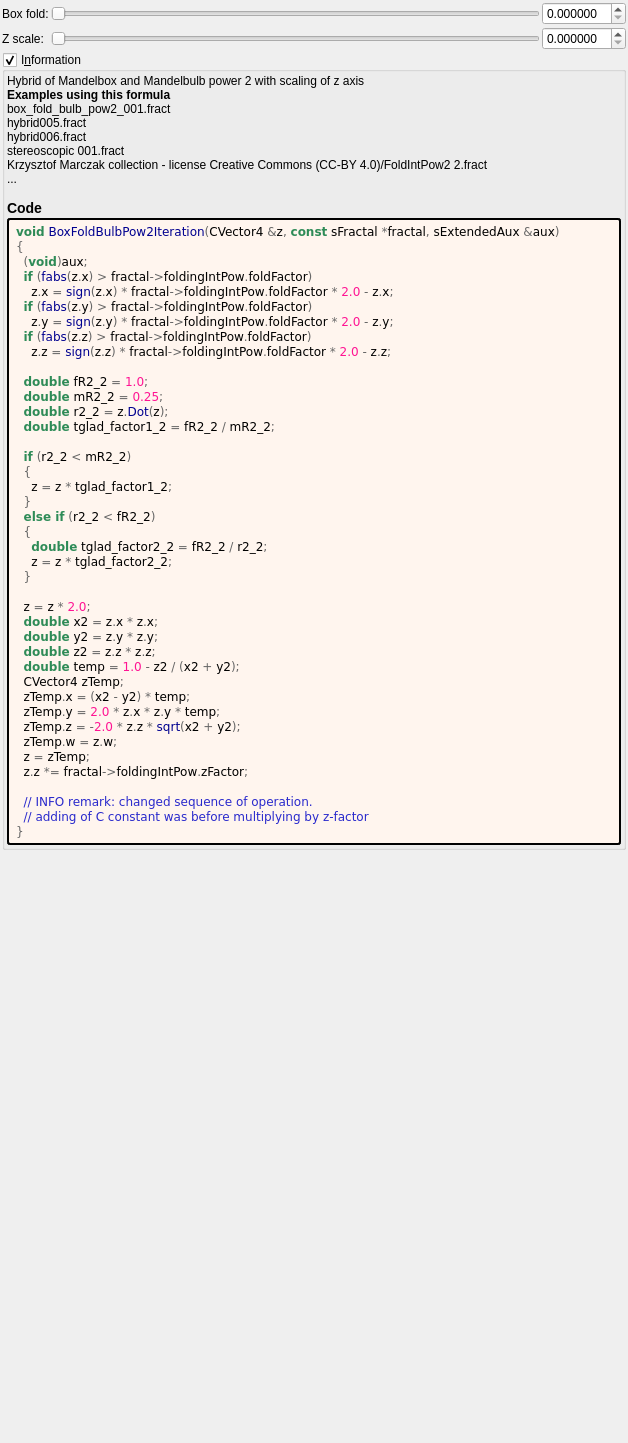
Old version of the form mandelbulber2/formula/ui/fractal_box_fold_bulb_pow2.ui in the repository buddhi1980/mandelbulber2.
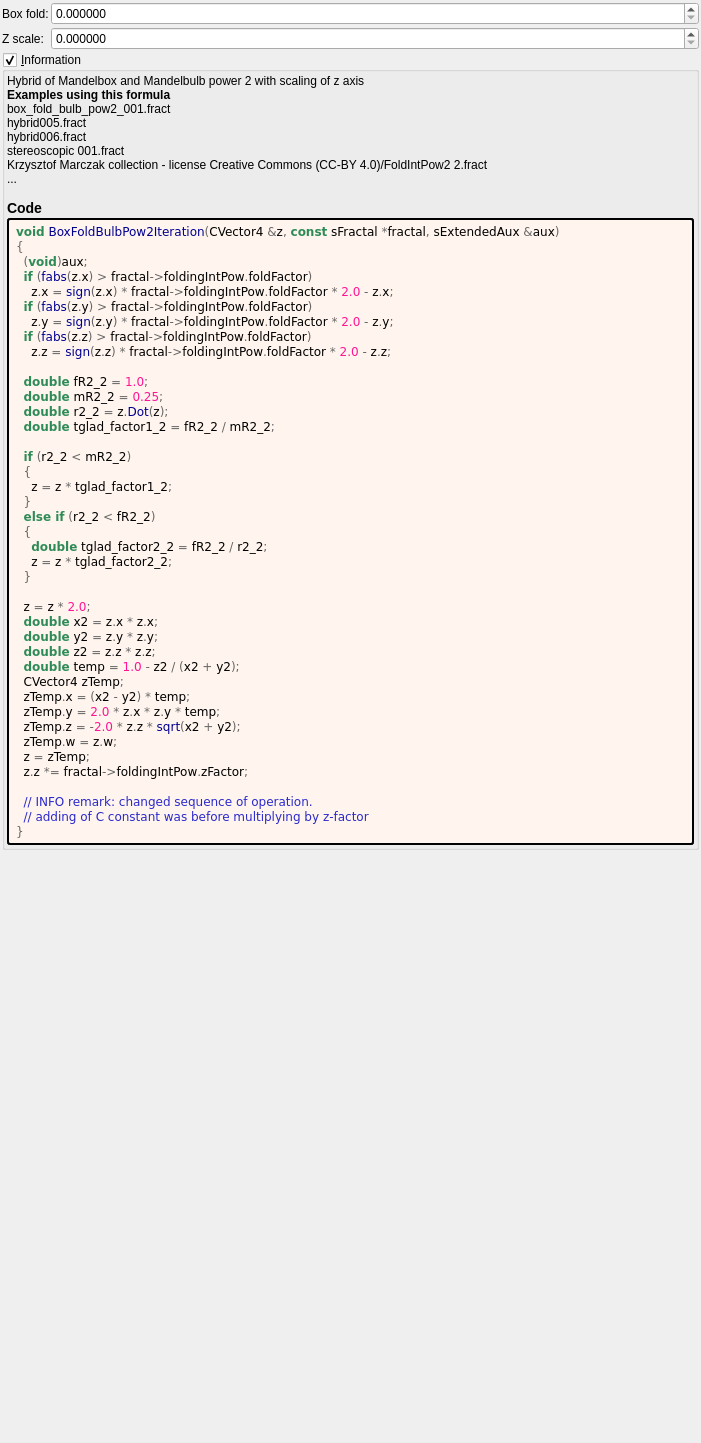
New version of the form. Custom widgets are drawn as their Qt base class.

Commit message: Added mode for 1-color background Updated OpenCL and fractal UI files (run populate... scripts) Corrected OpecCL compute fractal to work without aux.oldHbridFactor

```diff
--- a/mandelbulber2/formula/ui/fractal_box_fold_bulb_pow2.ui
+++ b/mandelbulber2/formula/ui/fractal_box_fold_bulb_pow2.ui
@@ -6,7 +6,7 @@
    <rect>
     <x>0</x>
     <y>0</y>
-    <width>628</width>
+    <width>701</width>
     <height>1443</height>
    </rect>
   </property>
@@ -30,35 +30,10 @@
     <number>2</number>
    </property>
    <item>
-    <layout class="QGridLayout" name="gridLayout">
+    <layout class="QGridLayout" name="gridLayout" columnstretch="0,1">
      <property name="spacing">
       <number>2</number>
      </property>
-     <item row="1" column="1">
-      <widget class="QSlider" name="slider_boxfold_bulbpow2_z_factor">
-       <property name="sizePolicy">
-        <sizepolicy hsizetype="Expanding" vsizetype="Maximum">
-         <horstretch>0</horstretch>
-         <verstretch>0</verstretch>
-        </sizepolicy>
-       </property>
-       <property name="minimum">
-        <number>0</number>
-       </property>
-       <property name="maximum">
-        <number>50000000</number>
-       </property>
-       <property name="singleStep">
-        <number>1</number>
-       </property>
-       <property name="pageStep">
-        <number>100</number>
-       </property>
-       <property name="orientation">
-        <enum>Qt::Horizontal</enum>
-       </property>
-      </widget>
-     </item>
      <item row="1" column="0">
       <widget class="QLabel" name="label_8">
        <property name="text">
@@ -66,81 +41,6 @@
        </property>
       </widget>
      </item>
-     <item row="0" column="2">
-      <widget class="MyDoubleSpinBox" name="spinbox_boxfold_bulbpow2_folding_factor">
-       <property name="sizePolicy">
-        <sizepolicy hsizetype="Minimum" vsizetype="Maximum">
-         <horstretch>0</horstretch>
-         <verstretch>0</verstretch>
-        </sizepolicy>
-       </property>
-       <property name="prefix">
-        <string/>
-       </property>
-       <property name="suffix">
-        <string/>
-       </property>
-       <property name="decimals">
-        <number>6</number>
-       </property>
-       <property name="minimum">
-        <double>0.000000000000000</double>
-       </property>
-       <property name="maximum">
-        <double>99.998999999999995</double>
-       </property>
-       <property name="singleStep">
-        <double>0.100000000000000</double>
-       </property>
-      </widget>
-     </item>
-     <item row="1" column="2">
-      <widget class="MyDoubleSpinBox" name="spinbox_boxfold_bulbpow2_z_factor">
-       <property name="sizePolicy">
-        <sizepolicy hsizetype="Minimum" vsizetype="Maximum">
-         <horstretch>0</horstretch>
-         <verstretch>0</verstretch>
-        </sizepolicy>
-       </property>
-       <property name="prefix">
-        <string/>
-       </property>
-       <property name="suffix">
-        <string/>
-       </property>
-       <property name="decimals">
-        <number>6</number>
-       </property>
-       <property name="minimum">
-        <double>0.000000000000000</double>
-       </property>
-       <property name="maximum">
-        <double>50.000000000000000</double>
-       </property>
-       <property name="singleStep">
-        <double>0.100000000000000</double>
-       </property>
-      </widget>
-     </item>
-     <item row="0" column="1">
-      <widget class="QSlider" name="slider_boxfold_bulbpow2_folding_factor">
-       <property name="sizePolicy">
-        <sizepolicy hsizetype="Expanding" vsizetype="Maximum">
-         <horstretch>0</horstretch>
-         <verstretch>0</verstretch>
-        </sizepolicy>
-       </property>
-       <property name="maximum">
-        <number>20000000</number>
-       </property>
-       <property name="singleStep">
-        <number>1</number>
-       </property>
-       <property name="orientation">
-        <enum>Qt::Horizontal</enum>
-       </property>
-      </widget>
-     </item>
      <item row="0" column="0">
       <widget class="QLabel" name="label_7">
        <property name="text">
@@ -148,12 +48,68 @@
        </property>
       </widget>
      </item>
+     <item row="1" column="1">
+      <widget class="MyDoubleSpinBox" name="spinbox_boxfold_bulbpow2_z_factor">
+       <property name="sizePolicy">
+        <sizepolicy hsizetype="Minimum" vsizetype="Maximum">
+         <horstretch>0</horstretch>
+         <verstretch>0</verstretch>
+        </sizepolicy>
+       </property>
+       <property name="prefix">
+        <string/>
+       </property>
+       <property name="suffix">
+        <string/>
+       </property>
+       <property name="decimals">
+        <number>6</number>
+       </property>
+       <property name="minimum">
+        <double>0.000000000000000</double>
+       </property>
+       <property name="maximum">
+        <double>50.000000000000000</double>
+       </property>
+       <property name="singleStep">
+        <double>0.100000000000000</double>
+       </property>
+      </widget>
+     </item>
+     <item row="0" column="1">
+      <widget class="MyDoubleSpinBox" name="spinbox_boxfold_bulbpow2_folding_factor">
+       <property name="sizePolicy">
+        <sizepolicy hsizetype="Minimum" vsizetype="Maximum">
+         <horstretch>0</horstretch>
+         <verstretch>0</verstretch>
+        </sizepolicy>
+       </property>
+       <property name="prefix">
+        <string/>
+       </property>
+       <property name="suffix">
+        <string/>
+       </property>
+       <property name="decimals">
+        <number>6</number>
+       </property>
+       <property name="minimum">
+        <double>0.000000000000000</double>
+       </property>
+       <property name="maximum">
+        <double>99.998999999999995</double>
+       </property>
+       <property name="singleStep">
+        <double>0.100000000000000</double>
+       </property>
+      </widget>
+     </item>
     </layout>
    </item>
    <item>
     <widget class="MyGroupBox" name="groupCheck_info">
      <property name="title">
-      <string>I&amp;nformation</string>
+      <string>&amp;Information</string>
      </property>
      <property name="flat">
       <bool>false</bool>
@@ -276,17 +232,17 @@
   </layout>
  </widget>
  <customwidgets>
-  <customwidget>
-   <class>MyDoubleSpinBox</class>
-   <extends>QDoubleSpinBox</extends>
-   <header>my_double_spin_box.h</header>
-  </customwidget>
   <customwidget>
    <class>MyGroupBox</class>
    <extends>QGroupBox</extends>
    <header>my_group_box.h</header>
    <container>1</container>
   </customwidget>
+  <customwidget>
+   <class>MyDoubleSpinBox</class>
+   <extends>QDoubleSpinBox</extends>
+   <header>my_double_spin_box.h</header>
+  </customwidget>
  </customwidgets>
  <tabstops>
   <tabstop>slider_boxfold_bulbpow2_folding_factor</tabstop>
```
Left out of the diff: 2 changed lines with no effect on the pictures. The commit also changes 51 other files.
